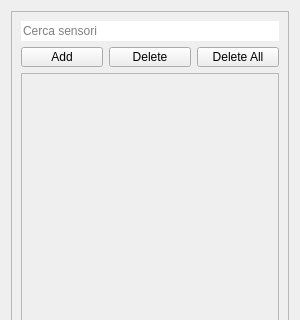
MatteoMazzotti0/EngineChart, file src/View/searchaddwidget.ui: the form before one commit; both pictures show x 0 to 300 and y 0 to 320 of the 300 by 600 pixel window.
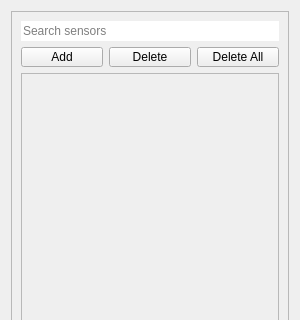
The form after the commit.

```diff
--- a/src/View/searchaddwidget.ui
+++ b/src/View/searchaddwidget.ui
@@ -61,7 +61,7 @@
            <bool>false</bool>
           </property>
           <property name="placeholderText">
-           <string>Cerca sensori</string>
+           <string>Search sensors</string>
           </property>
          </widget>
         </item>
```
